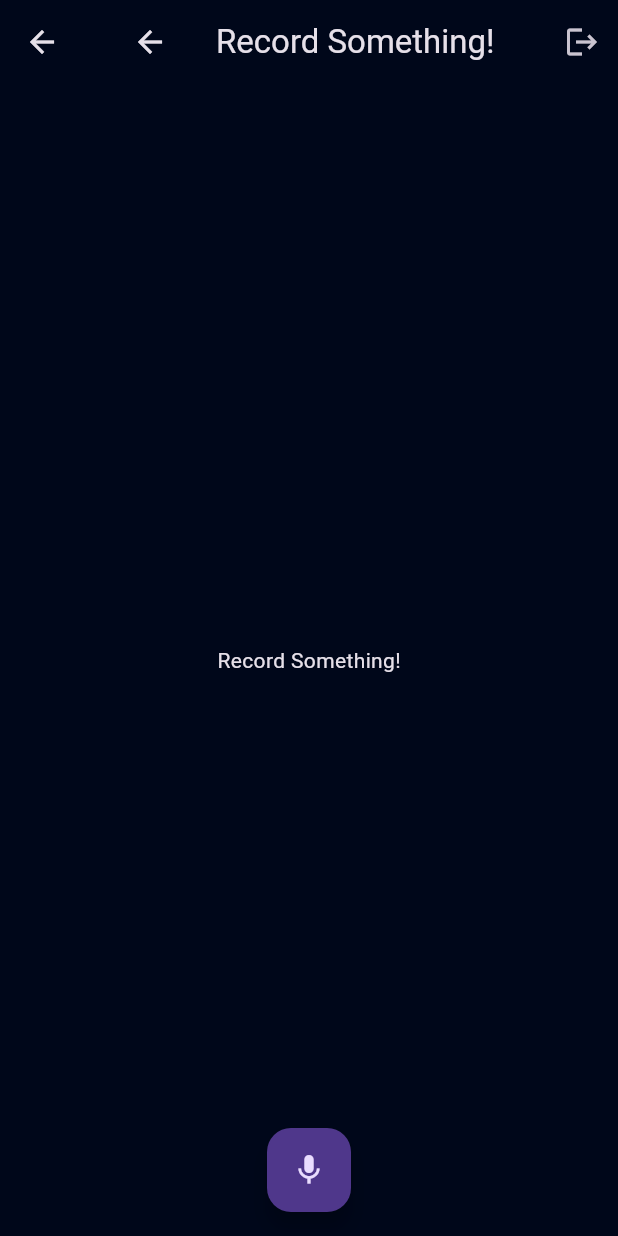
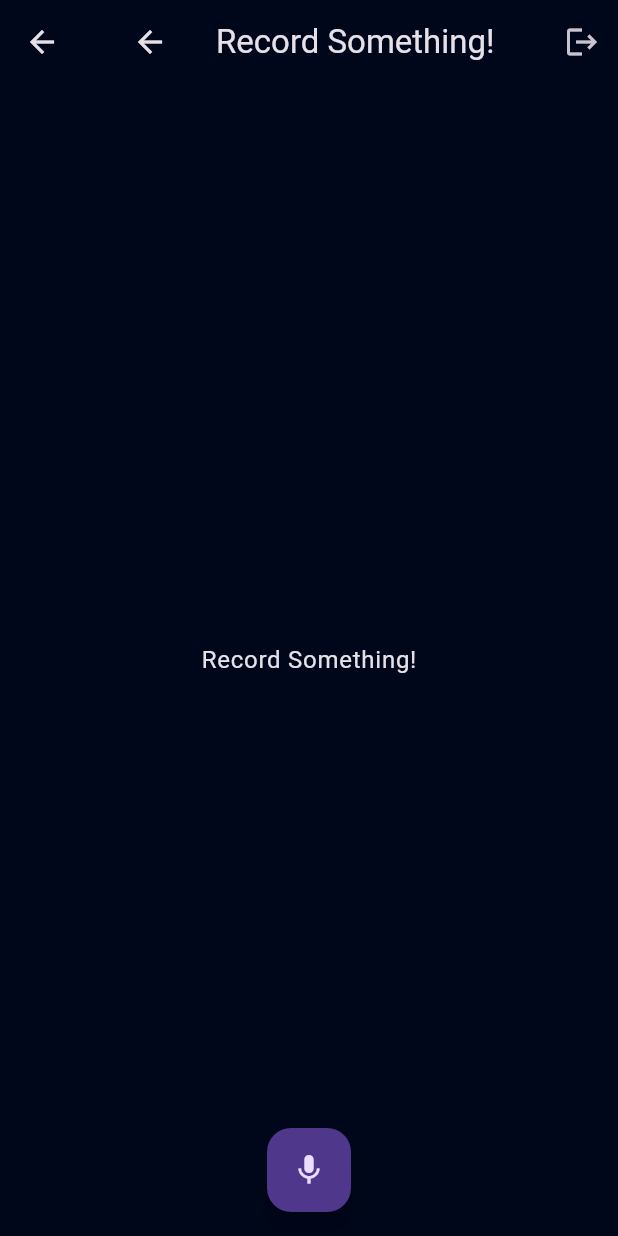
Before and after one commit to naimurhasan/alindor_brainai, a Flutter app: the IndRecordBody screen opened directly, on a phone screen of 412 x 824 dp. Run offline on Flutter 3.47's test engine with Material 3 defaults, Android fonts, the phone set to English and light mode, and no system bars; our stand-ins replace dio, firebase_auth, firebase_core, flutter_bloc, font_awesome_flutter, freezed_annotation and 3 more; missing offline and left inert: audio_waveforms; accounts and stored records are empty.

Commit message:
generating text

```diff
--- a/lib/src/features/ind_record/data/datastore/ind_record_datstore_impl.dart
+++ b/lib/src/features/ind_record/data/datastore/ind_record_datstore_impl.dart
@@ -25,7 +25,8 @@ class IndRecordDataStoreImpl implements IndRecordDataStore {
     );
 
     if (response.statusCode == 200) {
-      return response.data['results']["channels"]["alternatives"]["transcript"];
+      Logger.log(message: "indapi response ${response.data}");
+      return response.data['results']["channels"][0]["alternatives"][0]["transcript"];
     }else{
       Logger.log(message: "indapi error ${response.data}");
       throw Exception("Error in speech to text conversion");
--- /dev/null
+++ b/lib/src/features/ind_record/data/model/text_analyzed_result.dart
@@ -0,0 +1,25 @@
+class TextAnalysisResult {
+  final double personalityTest;
+  final String fullSummary;
+  final List<Traits> traits;
+  final List<ReflectingQuotes> reflectingQuotes;
+
+  TextAnalysisResult(
+      {required this.personalityTest,
+      required this.fullSummary,
+      required this.traits,
+      required this.reflectingQuotes});
+}
+
+class Traits {
+  final String name;
+  final double percentage;
+  Traits({required this.name, required this.percentage});
+}
+
+class ReflectingQuotes {
+  final String topic;
+  final String quote;
+
+  ReflectingQuotes({required this.topic, required this.quote});
+}
--- a/lib/src/features/ind_record/presentation/bloc/ind_record_state.dart
+++ b/lib/src/features/ind_record/presentation/bloc/ind_record_state.dart
@@ -10,20 +10,38 @@ class IndRecordLoadingState extends IndRecordState {}
 
 class IndRecordRecordingState extends IndRecordState {}
 
-class IndRecordSuccessState extends IndRecordState {
-  final String filePath;
-  final String message;
-  final bool isGeneratingText;
-  final String text;
-  const IndRecordSuccessState({
-    required this.message,
-    required this.filePath,
-    this.isGeneratingText = false,
-    this.text = "",
-  });
-}
-
 class IndRecordErrorState extends IndRecordState {
   final String message;
   const IndRecordErrorState(this.message);
 }
+
+class IndRecordSuccessState extends IndRecordState {
+  final String filePath;
+  final String message;
+  final bool isGeneratingMessage;
+  final bool isGeneratingAnalysis;
+  final TextAnalysisResult? textAnalysisResult;
+  const IndRecordSuccessState({
+    this.message = "",
+    required this.filePath,
+    this.isGeneratingMessage = false,
+    this.isGeneratingAnalysis = false,
+    this.textAnalysisResult,
+  });
+
+  IndRecordSuccessState copyWith({
+    String? filePath,
+    String? message,
+    bool? isGeneratingMessage,
+    bool? isGeneratingAnalysis,
+    TextAnalysisResult? textAnalysisResult,
+  }) {
+    return IndRecordSuccessState(
+      filePath: filePath ?? this.filePath,
+      isGeneratingMessage: isGeneratingMessage ?? this.isGeneratingMessage,
+      message: message ?? this.message,
+      isGeneratingAnalysis: isGeneratingAnalysis ?? this.isGeneratingAnalysis,
+      textAnalysisResult: textAnalysisResult ?? this.textAnalysisResult,
+    );
+  }
+}
--- a/lib/src/features/ind_record/presentation/ind_record_page.dart
+++ b/lib/src/features/ind_record/presentation/ind_record_page.dart
@@ -61,8 +61,17 @@ class IndRecordBody extends StatelessWidget {
         ),
         body: state is IndRecordSuccessState
             ? RecordSuccessStateBody(state)
-            : const Center(
-                child: Text("Record Something!"),
+            : Center(
+                child: Text(
+                  state is IndRecordErrorState
+                      ? state.message
+                      : "Record Something!",
+                  style: Theme.of(context).textTheme.bodyLarge?.copyWith(
+                        color: state is IndRecordErrorState
+                            ? AppColors.negative
+                            : null,
+                      ),
+                ),
               ),
       );
     });
@@ -91,16 +100,34 @@ class RecordSuccessStateBody extends StatelessWidget {
                 children: [
                   RecordedAudioPlayer(state.filePath),
                   const SizedBox(height: AppSizes.padding),
-                  if (state.isGeneratingText)
-                    const CircularProgressIndicator()
-                  else
+                  if (state.isGeneratingMessage) ...[
+                    const CircularProgressIndicator(),
+                    const SizedBox(height: AppSizes.padding),
                     Text(
-                      state.text,
+                      "Listening the audio...",
+                      style: Theme.of(context).textTheme.bodyLarge,
+                    ),
+                  ] else
+                    Text(
+                      state.message,
                       style: Theme.of(context).textTheme.bodyLarge,
                     ),
                 ],
               ),
             ),
+            const SizedBox(height: AppSizes.padding * 2),
+            if (state.isGeneratingAnalysis) ...[
+              const CircularProgressIndicator(),
+              const SizedBox(height: AppSizes.padding),
+              Text(
+                "Anylizing...",
+                style: Theme.of(context).textTheme.bodyLarge,
+              ),
+            ] else
+              Text(
+                state.textAnalysisResult?.fullSummary ?? "",
+                style: Theme.of(context).textTheme.bodyLarge,
+              ),
           ],
         ),
       ),
```
Also changed, not shown: lib/src/features/ind_record/presentation/bloc/ind_record_bloc.dart (+18 -6 lines), 1 other file.
